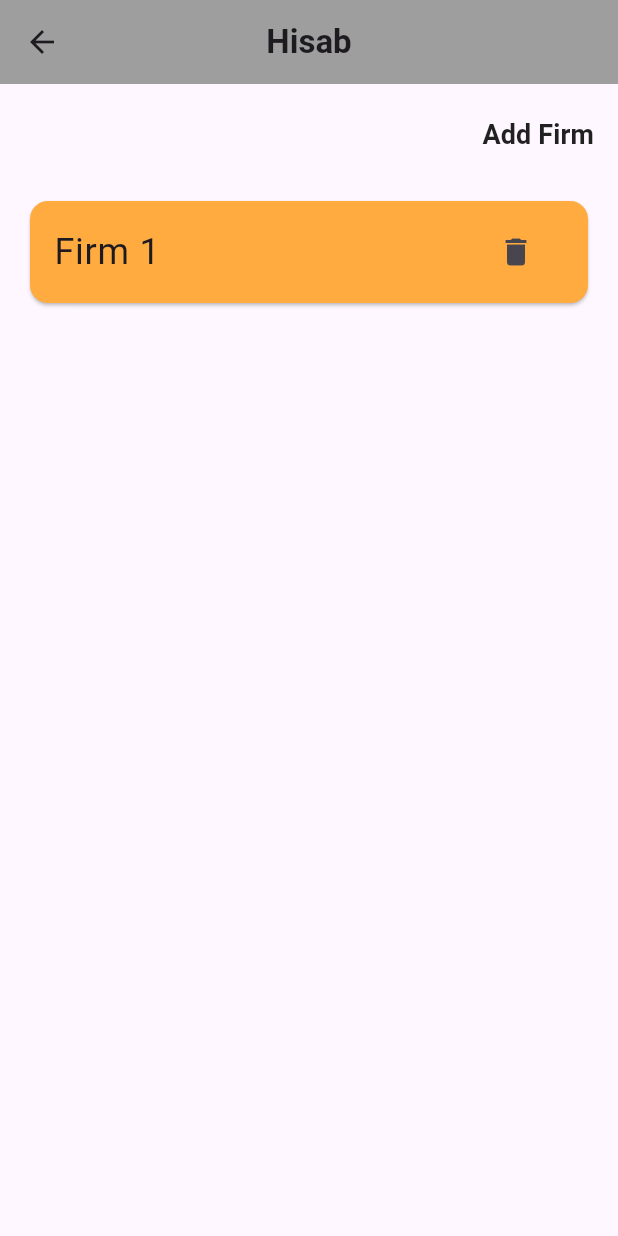
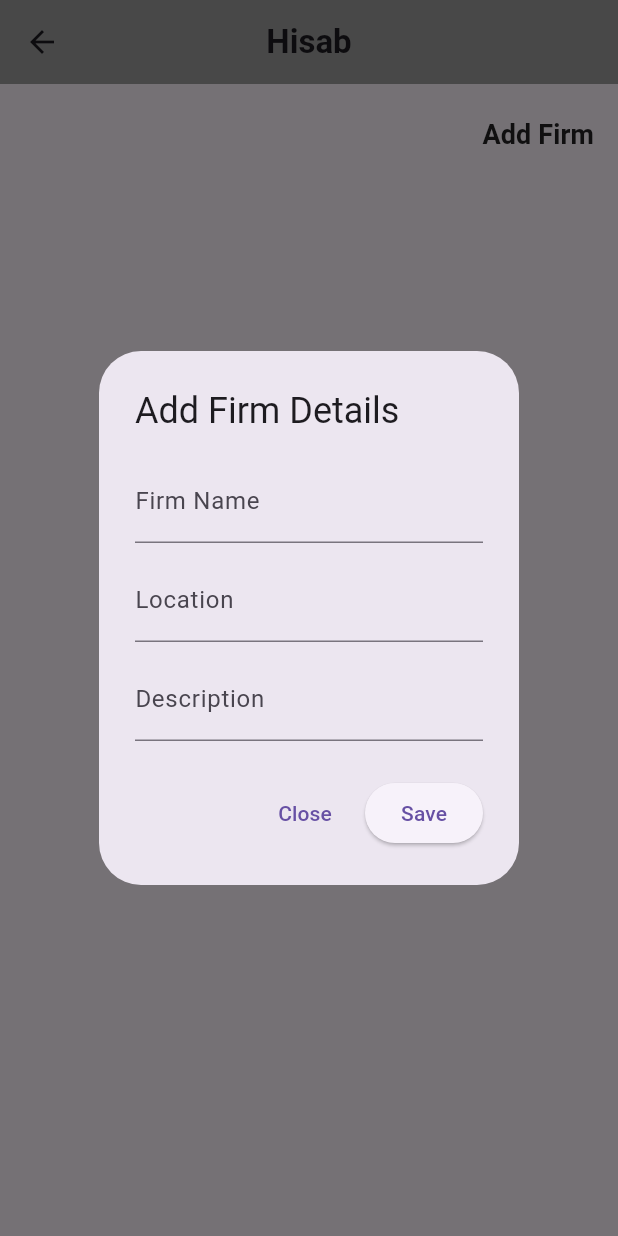
Before and after one commit to Amaanvikar/hisab, a Flutter app: the AddFirm screen opened directly, after a tap on "Add Firm", on a phone screen of 412 x 824 dp. Run offline on Flutter 3.47's test engine with Material 3 defaults, Android fonts, the phone set to English and light mode, and no system bars; our stand-ins replace objectbox; missing offline and left inert: flat_buffers, objectbox_sync_flutter_libs.

Commit message:
pop up generated

```diff
--- /dev/null
+++ b/lib/database.dart
@@ -0,0 +1,16 @@
+import 'package:objectbox/objectbox.dart';
+
+@Entity()
+class Site {
+  int id = 0;
+
+  String name;
+  String location;
+  String description;
+
+  Site({
+    required this.name,
+    required this.location,
+    required this.description,
+  });
+}
--- a/lib/screens/firm_page.dart
+++ b/lib/screens/firm_page.dart
@@ -1,112 +1,4 @@
-// import 'package:flutter/material.dart';
-
-// class AddFirm extends StatefulWidget {
-//   const AddFirm({super.key});
-
-//   @override
-//   State<AddFirm> createState() => _AddFirmState();
-// }
-
-// class _AddFirmState extends State<AddFirm> {
-//   final _firm = [];
-//   final GlobalKey<AnimatedListState> _key = GlobalKey();
-
-//   void AddFirm() {
-//     _firm.insert(0, "Firm ${_firm.length + 1}");
-//     _key.currentState!.insertItem(
-//       0,
-//       duration: const Duration(seconds: 1),
-//     );
-//   }
-
-//   void _removeFirm(int index) {
-//     _key.currentState!.removeItem(
-//       index,
-//       (_, animation) {
-//         return SizeTransition(
-//           sizeFactor: animation,
-//           child: const Card(
-//             margin: EdgeInsets.all(10),
-//             color: Colors.grey,
-//             child: ListTile(
-//               title: Text(
-//                 'Deleted',
-//                 style: TextStyle(fontSize: 18),
-//               ),
-//             ),
-//           ),
-//         );
-//       },
-//       duration: const Duration(milliseconds: 300),
-//     );
-//     _firm.removeAt(index);
-//   }
-
-//   @override
-//   Widget build(BuildContext context) {
-//     return Scaffold(
-//       appBar: AppBar(
-//         title: const Text(
-//           'Hisab',
-//           style: TextStyle(fontWeight: FontWeight.bold),
-//         ),
-//         backgroundColor: Colors.grey,
-//         centerTitle: true,
-//       ),
-//       body: Column(
-//         children: [
-//           const SizedBox(height: 10),
-//           Row(
-//             mainAxisAlignment: MainAxisAlignment.end,
-//             children: [
-//               MaterialButton(
-//                 splashColor: Colors.blueGrey,
-//                 onPressed: AddFirm,
-//                 child: const Text(
-//                   'Add Firm',
-//                   style: TextStyle(fontSize: 18, fontWeight: FontWeight.bold),
-//                 ),
-//               ),
-//             ],
-//           ),
-//           Expanded(
-//             child: AnimatedList(
-//                 key: _key,
-//                 initialItemCount: 0,
-//                 padding: const EdgeInsets.all(10),
-//                 itemBuilder: (context, index, animation) {
-//                   return SizeTransition(
-//                     sizeFactor: animation,
-//                     key: UniqueKey(),
-//                     child: Card(
-//                       margin: const EdgeInsets.all(10),
-//                       color: Colors.orangeAccent,
-//                       child: ListTile(
-//                         title: Text(
-//                           _firm[index],
-//                           style: const TextStyle(
-//                             fontSize: 24,
-//                           ),
-//                         ),
-//                         trailing: IconButton(
-//                           icon: const Icon(Icons.delete),
-//                           onPressed: () {
-//                             _removeFirm(index);
-//                           },
-//                         ),
-//                       ),
-//                     ),
-//                   );
-//                 }),
-//           ),
-//         ],
-//       ),
-//     );
-//   }
-// }
 import 'package:flutter/material.dart';
-import 'package:shared_preferences/shared_preferences.dart';
-import 'dart:convert';
 
 class AddFirm extends StatefulWidget {
   const AddFirm({super.key});
@@ -116,83 +8,7 @@ class AddFirm extends StatefulWidget {
 }
 
 class _AddFirmState extends State<AddFirm> {
-  final List<String> _firms = [];
-  final List<TextEditingController> _controllers = [];
   final GlobalKey<AnimatedListState> _key = GlobalKey();
-
-  @override
-  void initState() {
-    super.initState();
-    _loadFirms();
-  }
-
-  Future<void> _loadFirms() async {
-    final prefs = await SharedPreferences.getInstance();
-    final String? firmsString = prefs.getString('firms');
-    if (firmsString != null) {
-      final List<String> loadedFirms =
-          List<String>.from(json.decode(firmsString));
-      setState(() {
-        _firms.addAll(loadedFirms);
-        _controllers.addAll(loadedFirms
-            .map((firm) => TextEditingController(text: firm))
-            .toList());
-      });
-      for (int i = 0; i < loadedFirms.length; i++) {
-        _key.currentState?.insertItem(i);
-      }
-    }
-  }
-
-  Future<void> _saveFirms() async {
-    final prefs = await SharedPreferences.getInstance();
-    final String firmsString = json.encode(_firms);
-    await prefs.setString('firms', firmsString);
-  }
-
-  void _addFirm() {
-    setState(() {
-      _firms.insert(0, "Firm ${_firms.length + 1}");
-      _controllers.insert(
-          0, TextEditingController(text: "Firm ${_firms.length}"));
-      _key.currentState?.insertItem(0, duration: const Duration(seconds: 1));
-      _saveFirms();
-    });
-  }
-
-  void _removeFirm(int index) {
-    setState(() {
-      _key.currentState?.removeItem(
-        index,
-        (_, animation) {
-          return SizeTransition(
-            sizeFactor: animation,
-            child: const Card(
-              margin: EdgeInsets.all(10),
-              color: Colors.grey,
-              child: ListTile(
-                title: Text(
-                  'Deleted',
-                  style: TextStyle(fontSize: 18),
-                ),
-              ),
-            ),
-          );
-        },
-        duration: const Duration(milliseconds: 300),
-      );
-      _firms.removeAt(index);
-      _controllers.removeAt(index);
-      _saveFirms();
-    });
-  }
-
-  void _onFirmChanged(int index, String newFirm) {
-    setState(() {
-      _firms[index] = newFirm;
-      _saveFirms();
-    });
-  }
 
   @override
   Widget build(BuildContext context) {
@@ -213,58 +29,55 @@ class _AddFirmState extends State<AddFirm> {
             children: [
               MaterialButton(
                 splashColor: Colors.blueGrey,
-                onPressed: _addFirm,
+                onPressed: () {
+                  showDialog(
+                    context: context,
+                    builder: (BuildContext context) {
+                      return AlertDialog(
+                        title: const Text('Add Firm Details'),
+                        content: const Column(
+                          mainAxisSize: MainAxisSize.min,
+                          children: [
+                            TextField(
+                              decoration:
+                                  InputDecoration(labelText: 'Firm Name'),
+                            ),
+                            SizedBox(height: 10),
+                            TextField(
+                              decoration:
+                                  InputDecoration(labelText: 'Location'),
+                            ),
+                            SizedBox(height: 10),
+                            TextField(
+                              decoration:
+                                  InputDecoration(labelText: 'Description'),
+                            ),
+                          ],
+                        ),
+                        actions: [
+                          TextButton(
+                            onPressed: () {
+                              Navigator.of(context).pop();
+                            },
+                            child: const Text('Close'),
+                          ),
+                          ElevatedButton(
+                            onPressed: () {
+                              // Handle your logic here
+                            },
+                            child: const Text('Save'),
+                          ),
+                        ],
+                      );
+                    },
+                  );
+                },
                 child: const Text(
                   'Add Firm',
                   style: TextStyle(fontSize: 18, fontWeight: FontWeight.bold),
                 ),
               ),
             ],
-          ),
-          Expanded(
-            child: AnimatedList(
-              key: _key,
-              initialItemCount: _firms.length,
-              padding: const EdgeInsets.all(10),
-              itemBuilder: (context, index, animation) {
-                return SizeTransition(
-                  sizeFactor: animation,
-                  key: UniqueKey(),
-                  child: InkWell(
-                    onTap: () {
-                      // Handle item click
-                      ScaffoldMessenger.of(context).showSnackBar(
-                        SnackBar(content: Text('Clicked on ${_firms[index]}')),
-                      );
-                    },
-                    child: Card(
-                      margin: const EdgeInsets.all(10),
-                      color: Colors.orangeAccent,
-                      child: ListTile(
-                        title: TextField(
-                          controller: _controllers[index],
-                          onChanged: (value) {
-                            _onFirmChanged(index, value);
-                          },
-                          style: const TextStyle(
-                            fontSize: 24,
-                          ),
-                          decoration: const InputDecoration(
-                            border: InputBorder.none,
-                          ),
-                        ),
-                        trailing: IconButton(
-                          icon: const Icon(Icons.delete),
-                          onPressed: () {
-                            _removeFirm(index);
-                          },
-                        ),
-                      ),
-                    ),
-                  ),
-                );
-              },
-            ),
           ),
         ],
       ),
```
Also changed, not shown: lib/objectbox-model.json (added, +47 -0 lines), lib/screens/site_page.dart (+45 -63 lines), pubspec.yaml (+5 -3 lines), lib/objectbox.g.dart (added), pubspec.lock, 6 other files.
